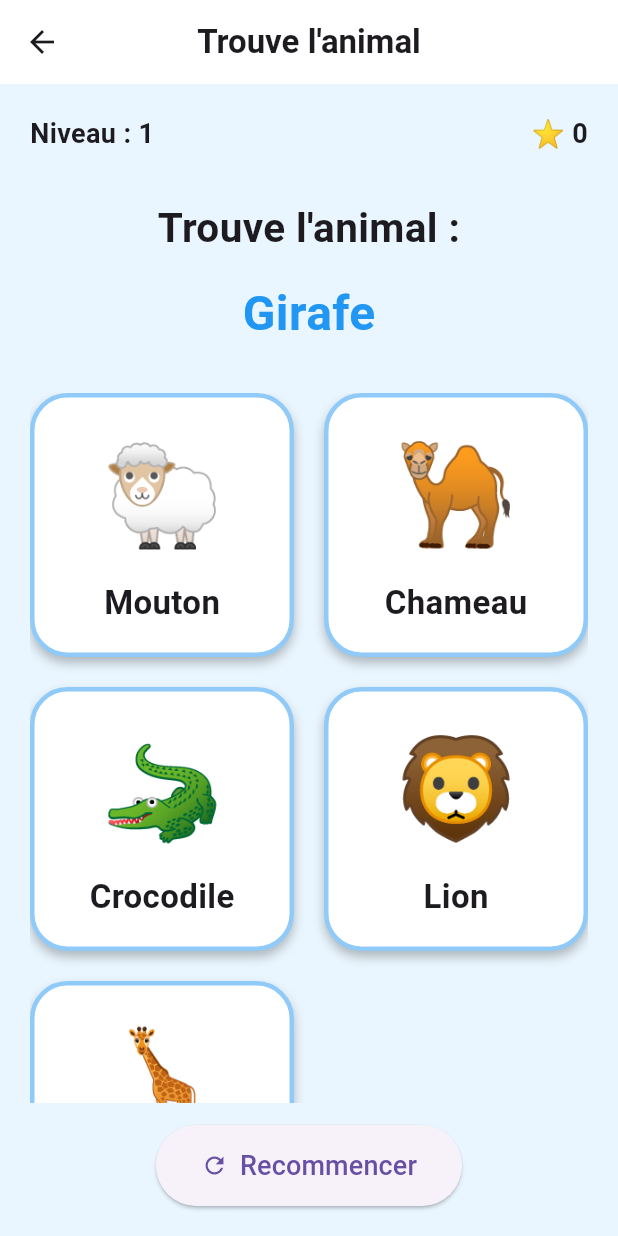
After one commit to rooffaa/projet_avec_zaki, a Flutter app: the TrouveAnimal screen opened directly, on a phone screen of 412 x 824 dp. The commit adds this screen. Run offline on Flutter 3.47's test engine with Material 3 defaults, Android fonts, the phone set to English and light mode, and no system bars; Roboto replaces fonts that are missing (Arial).

Commit message:
Mise à jour du projet

```diff
--- /dev/null
+++ b/lib/trouve_animal.dart
@@ -0,0 +1,282 @@
+import 'dart:math';
+import 'package:flutter/material.dart';
+
+class TrouveAnimal extends StatefulWidget {
+  const TrouveAnimal({super.key});
+
+  @override
+  State<TrouveAnimal> createState() => _TrouveAnimalState();
+}
+
+class _TrouveAnimalState extends State<TrouveAnimal> {
+  final Random random = Random();
+
+  // Liste des animaux
+  final List<Map<String, dynamic>> animaux = [
+    {
+      'nom': 'Girafe',
+      'emoji': '🦒',
+    },
+    {
+      'nom': 'Lion',
+      'emoji': '🦁',
+    },
+    {
+      'nom': 'Crocodile',
+      'emoji': '🐊',
+    },
+    {
+      'nom': 'Chameau',
+      'emoji': '🐪',
+    },
+    {
+      'nom': 'Mouton',
+      'emoji': '🐑',
+    },
+  ];
+
+  late Map<String, dynamic> animalDemande;
+  late List<Map<String, dynamic>> choix;
+
+  int score = 0;
+  int niveau = 1;
+
+  @override
+  void initState() {
+    super.initState();
+    nouveauJeu();
+  }
+
+  // Préparer une nouvelle question
+  void nouveauJeu() {
+    animalDemande = animaux[random.nextInt(animaux.length)];
+
+    choix = List<Map<String, dynamic>>.from(animaux);
+    choix.shuffle();
+
+    setState(() {});
+  }
+
+  // Vérifier la réponse
+  void verifierReponse(Map<String, dynamic> animalUtilisateur) {
+    if (animalUtilisateur['nom'] == animalDemande['nom']) {
+      setState(() {
+        score++;
+        niveau++;
+      });
+
+      afficherMessage(
+        'Bravo ! 🎉',
+        Colors.green,
+      );
+
+      Future.delayed(const Duration(milliseconds: 800), () {
+        if (mounted) {
+          nouveauJeu();
+        }
+      });
+    } else {
+      afficherMessage(
+        'Essaie encore 😊',
+        Colors.orange,
+      );
+    }
+  }
+
+  // Afficher un message
+  void afficherMessage(String message, Color couleur) {
+    ScaffoldMessenger.of(context).hideCurrentSnackBar();
+
+    ScaffoldMessenger.of(context).showSnackBar(
+      SnackBar(
+        content: Text(
+          message,
+          textAlign: TextAlign.center,
+          style: const TextStyle(
+            fontSize: 20,
+            fontWeight: FontWeight.bold,
+          ),
+        ),
+        backgroundColor: couleur,
+        duration: const Duration(milliseconds: 700),
+      ),
+    );
+  }
+
+  @override
+  Widget build(BuildContext context) {
+    return Scaffold(
+      backgroundColor: const Color(0xFFEAF6FF),
+
+      // Barre supérieure
+      appBar: AppBar(
+        title: const Text(
+          'Trouve l\'animal',
+          style: TextStyle(
+            fontWeight: FontWeight.bold,
+          ),
+        ),
+        centerTitle: true,
+        backgroundColor: Colors.white,
+      ),
+
+      body: SafeArea(
+        child: Padding(
+          padding: const EdgeInsets.all(20),
+
+          child: Column(
+            children: [
+
+              // Niveau et score
+              Row(
+                mainAxisAlignment: MainAxisAlignment.spaceBetween,
+                children: [
+                  Text(
+                    'Niveau : $niveau',
+                    style: const TextStyle(
+                      fontSize: 18,
+                      fontWeight: FontWeight.bold,
+                    ),
+                  ),
+
+                  Text(
+                    '⭐ $score',
+                    style: const TextStyle(
+                      fontSize: 18,
+                      fontWeight: FontWeight.bold,
+                    ),
+                  ),
+                ],
+              ),
+
+              const SizedBox(height: 30),
+
+              // Question
+              const Text(
+                'Trouve l\'animal :',
+                textAlign: TextAlign.center,
+                style: TextStyle(
+                  fontSize: 27,
+                  fontWeight: FontWeight.bold,
+                ),
+              ),
+
+              const SizedBox(height: 15),
+
+              // Nom de l'animal demandé
+              Text(
+                animalDemande['nom'],
+                style: const TextStyle(
+                  fontSize: 32,
+                  fontWeight: FontWeight.bold,
+                  color: Colors.blue,
+                ),
+              ),
+
+              const SizedBox(height: 30),
+
+              // Les animaux
+              Expanded(
+                child: GridView.builder(
+                  itemCount: choix.length,
+
+                  gridDelegate:
+                      const SliverGridDelegateWithFixedCrossAxisCount(
+                    crossAxisCount: 2,
+                    crossAxisSpacing: 20,
+                    mainAxisSpacing: 20,
+                  ),
+
+                  itemBuilder: (context, index) {
+                    final animal = choix[index];
+
+                    return GestureDetector(
+                      onTap: () {
+                        verifierReponse(animal);
+                      },
+
+                      child: Container(
+                        decoration: BoxDecoration(
+                          color: Colors.white,
+                          borderRadius: BorderRadius.circular(25),
+
+                          border: Border.all(
+                            color: Colors.blue.shade200,
+                            width: 3,
+                          ),
+
+                          boxShadow: const [
+                            BoxShadow(
+                              blurRadius: 5,
+                              offset: Offset(0, 4),
+                              color: Colors.black26,
+                            ),
+                          ],
+                        ),
+
+                        child: Column(
+                          mainAxisAlignment:
+                              MainAxisAlignment.center,
+
+                          children: [
+
+                            // Emoji de l'animal
+                            Text(
+                              animal['emoji'],
+                              style: const TextStyle(
+                                fontSize: 65,
+                              ),
+                            ),
+
+                            const SizedBox(height: 10),
+
+                            // Nom
+                            Text(
+                              animal['nom'],
+                              style: const TextStyle(
+                                fontSize: 22,
+                                fontWeight: FontWeight.bold,
+                              ),
+                            ),
+                          ],
+                        ),
+                      ),
+                    );
+                  },
+                ),
+              ),
+
+              const SizedBox(height: 15),
+
+              // Bouton recommencer
+              ElevatedButton.icon(
+                onPressed: () {
+                  setState(() {
+                    score = 0;
+                    niveau = 1;
+                  });
+
+                  nouveauJeu();
+                },
+
+                icon: const Icon(Icons.refresh),
+
+                label: const Text(
+                  'Recommencer',
+                  style: TextStyle(fontSize: 18),
+                ),
+
+                style: ElevatedButton.styleFrom(
+                  padding: const EdgeInsets.symmetric(
+                    horizontal: 30,
+                    vertical: 14,
+                  ),
+                ),
+              ),
+            ],
+          ),
+        ),
+      ),
+    );
+  }
+}
```
Also changed, not shown: lib/trouve_couleur.dart (+121 -33 lines), 1 other file.
